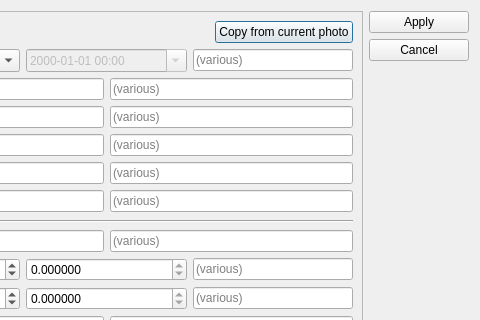
Old version of the form src/preprocessor/gui/metadata_dialog.ui in the repository CAMBioMed/preprocessor; both pictures show x 293 to 773 and y 0 to 320 of the 773 by 860 pixel window.
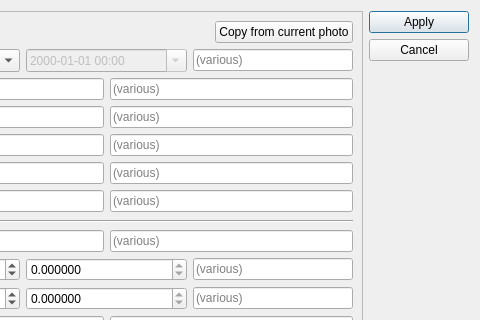
New version of the form.

Commit message: Make Apply button the default

```diff
--- a/src/preprocessor/gui/metadata_dialog.ui
+++ b/src/preprocessor/gui/metadata_dialog.ui
@@ -790,6 +790,9 @@
          <property name="text">
           <string>Apply</string>
          </property>
+         <property name="default">
+          <bool>true</bool>
+         </property>
         </widget>
        </item>
        <item>
```
The commit also changes 1 other file.
